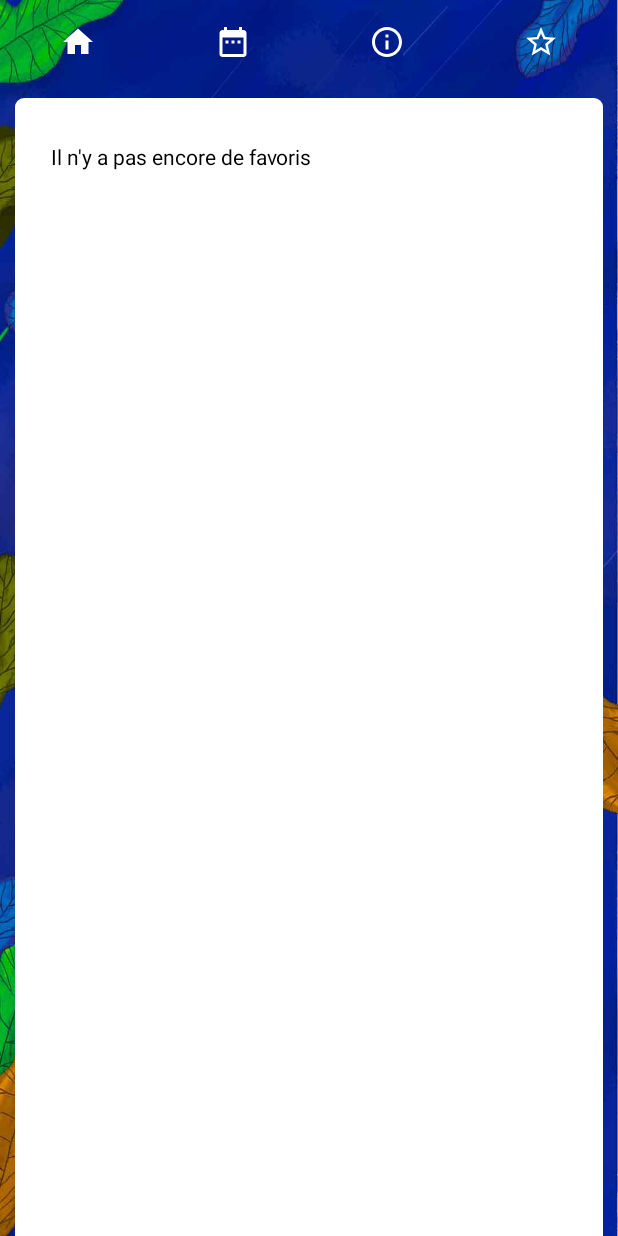
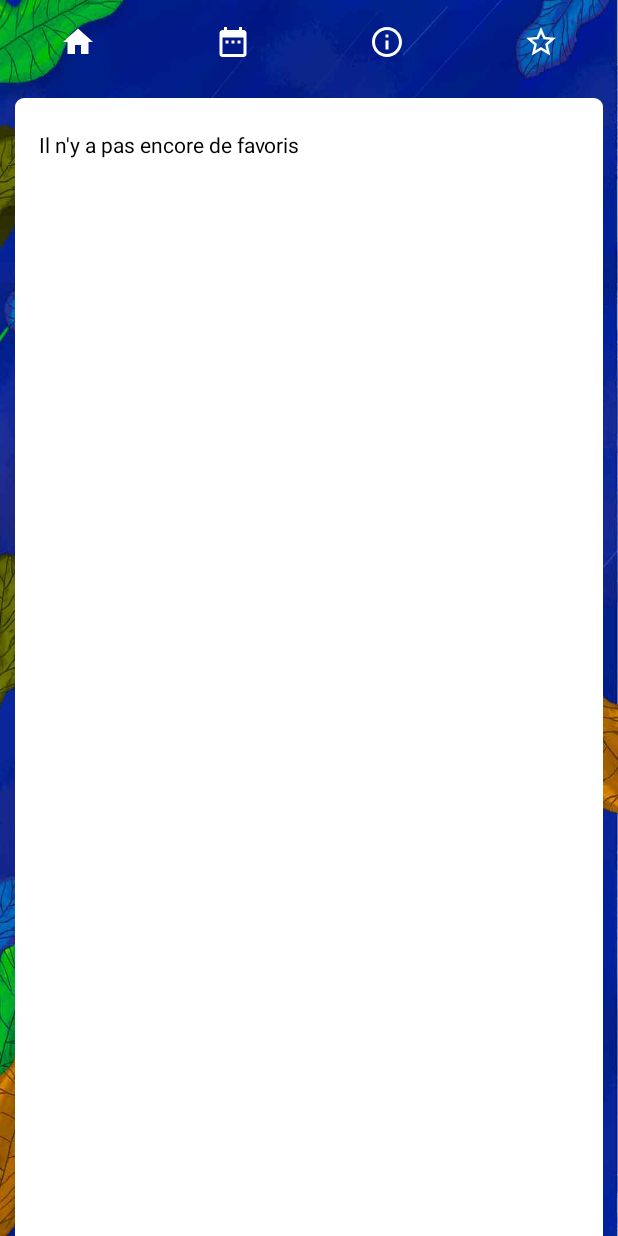
Before and after one commit to SolalDR/FNFA-2018, an Android app: the FavoriteActivity screen opened directly, with no data from a screen before it, on a phone screen of 412 x 824 dp. Run offline under Robolectric (Android 15) with nearby library versions, the phone set to English and light mode, and no system bars.

Commit message:
Improve FavoriteActivity layout

```diff
--- a/app/src/main/res/layout/activity_favorite.xml
+++ b/app/src/main/res/layout/activity_favorite.xml
@@ -1,6 +1,5 @@
 <?xml version="1.0" encoding="utf-8"?>
 <android.support.constraint.ConstraintLayout xmlns:android="http://schemas.android.com/apk/res/android"
-    xmlns:app="http://schemas.android.com/apk/res-auto"
     xmlns:tools="http://schemas.android.com/tools"
     android:layout_width="match_parent"
     android:layout_height="match_parent"
@@ -26,7 +25,7 @@
                 android:layout_alignParentLeft="true"
                 android:layout_alignParentStart="true"
                 android:background="@color/white"
-                android:padding="8dp">
+                android:paddingTop="0dp">
 
                 <TextView
                     android:layout_width="match_parent"
@@ -47,6 +46,8 @@
                     android:layout_alignParentLeft="true"
                     android:layout_alignParentStart="true"
                     android:layout_alignParentTop="true"
+                    android:paddingLeft="8dp"
+                    android:paddingRight="8dp"
                     android:orientation="vertical">
                     <android.support.v7.widget.RecyclerView
                         android:id="@+id/recyclerStars"
```
Also changed, not shown: app/src/main/java/com/example/solal/festivalnationaldufilmdanimation/MainActivity.kt (+2 -21 lines).
